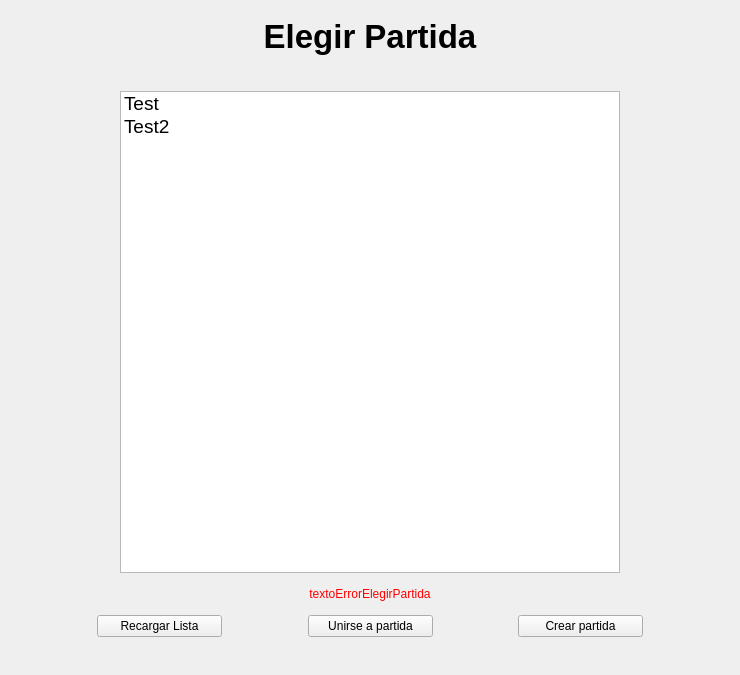
The window that src/lobby_client/mainwindow.ui (Hernandsv01/taller-grupal) describes before a commit, drawn with Qt 5.
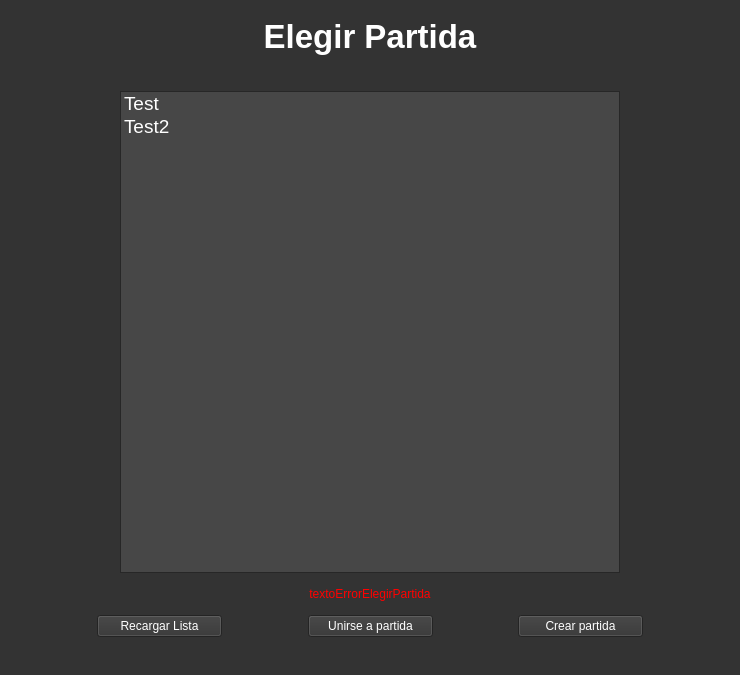
The same window after the commit.

```diff
--- a/src/lobby_client/mainwindow.ui
+++ b/src/lobby_client/mainwindow.ui
@@ -16,6 +16,448 @@
     <height>0</height>
    </size>
   </property>
+        <property name="palette">
+            <palette>
+                <active>
+                    <colorrole role="WindowText">
+                        <brush brushstyle="SolidPattern">
+                            <color alpha="255">
+                                <red>255</red>
+                                <green>255</green>
+                                <blue>255</blue>
+                            </color>
+                        </brush>
+                    </colorrole>
+                    <colorrole role="Button">
+                        <brush brushstyle="SolidPattern">
+                            <color alpha="255">
+                                <red>51</red>
+                                <green>51</green>
+                                <blue>51</blue>
+                            </color>
+                        </brush>
+                    </colorrole>
+                    <colorrole role="Light">
+                        <brush brushstyle="SolidPattern">
+                            <color alpha="255">
+                                <red>76</red>
+                                <green>76</green>
+                                <blue>76</blue>
+                            </color>
+                        </brush>
+                    </colorrole>
+                    <colorrole role="Midlight">
+                        <brush brushstyle="SolidPattern">
+                            <color alpha="255">
+                                <red>63</red>
+                                <green>63</green>
+                                <blue>63</blue>
+                            </color>
+                        </brush>
+                    </colorrole>
+                    <colorrole role="Dark">
+                        <brush brushstyle="SolidPattern">
+                            <color alpha="255">
+                                <red>25</red>
+                                <green>25</green>
+                                <blue>25</blue>
+                            </color>
+                        </brush>
+                    </colorrole>
+                    <colorrole role="Mid">
+                        <brush brushstyle="SolidPattern">
+                            <color alpha="255">
+                                <red>132</red>
+                                <green>132</green>
+                                <blue>132</blue>
+                            </color>
+                        </brush>
+                    </colorrole>
+                    <colorrole role="Text">
+                        <brush brushstyle="SolidPattern">
+                            <color alpha="255">
+                                <red>255</red>
+                                <green>255</green>
+                                <blue>255</blue>
+                            </color>
+                        </brush>
+                    </colorrole>
+                    <colorrole role="BrightText">
+                        <brush brushstyle="SolidPattern">
+                            <color alpha="255">
+                                <red>255</red>
+                                <green>255</green>
+                                <blue>255</blue>
+                            </color>
+                        </brush>
+                    </colorrole>
+                    <colorrole role="ButtonText">
+                        <brush brushstyle="SolidPattern">
+                            <color alpha="255">
+                                <red>255</red>
+                                <green>255</green>
+                                <blue>255</blue>
+                            </color>
+                        </brush>
+                    </colorrole>
+                    <colorrole role="Base">
+                        <brush brushstyle="SolidPattern">
+                            <color alpha="255">
+                                <red>71</red>
+                                <green>71</green>
+                                <blue>71</blue>
+                            </color>
+                        </brush>
+                    </colorrole>
+                    <colorrole role="Window">
+                        <brush brushstyle="SolidPattern">
+                            <color alpha="255">
+                                <red>51</red>
+                                <green>51</green>
+                                <blue>51</blue>
+                            </color>
+                        </brush>
+                    </colorrole>
+                    <colorrole role="Shadow">
+                        <brush brushstyle="SolidPattern">
+                            <color alpha="255">
+                                <red>0</red>
+                                <green>0</green>
+                                <blue>0</blue>
+                            </color>
+                        </brush>
+                    </colorrole>
+                    <colorrole role="AlternateBase">
+                        <brush brushstyle="SolidPattern">
+                            <color alpha="255">
+                                <red>99</red>
+                                <green>99</green>
+                                <blue>99</blue>
+                            </color>
+                        </brush>
+                    </colorrole>
+                    <colorrole role="ToolTipBase">
+                        <brush brushstyle="SolidPattern">
+                            <color alpha="255">
+                                <red>255</red>
+                                <green>255</green>
+                                <blue>220</blue>
+                            </color>
+                        </brush>
+                    </colorrole>
+                    <colorrole role="ToolTipText">
+                        <brush brushstyle="SolidPattern">
+                            <color alpha="255">
+                                <red>0</red>
+                                <green>0</green>
+                                <blue>0</blue>
+                            </color>
+                        </brush>
+                    </colorrole>
+                    <colorrole role="PlaceholderText">
+                        <brush brushstyle="SolidPattern">
+                            <color alpha="128">
+                                <red>255</red>
+                                <green>255</green>
+                                <blue>255</blue>
+                            </color>
+                        </brush>
+                    </colorrole>
+                </active>
+                <inactive>
+                    <colorrole role="WindowText">
+                        <brush brushstyle="SolidPattern">
+                            <color alpha="255">
+                                <red>255</red>
+                                <green>255</green>
+                                <blue>255</blue>
+                            </color>
+                        </brush>
+                    </colorrole>
+                    <colorrole role="Button">
+                        <brush brushstyle="SolidPattern">
+                            <color alpha="255">
+                                <red>51</red>
+                                <green>51</green>
+                                <blue>51</blue>
+                            </color>
+                        </brush>
+                    </colorrole>
+                    <colorrole role="Light">
+                        <brush brushstyle="SolidPattern">
+                            <color alpha="255">
+                                <red>76</red>
+                                <green>76</green>
+                                <blue>76</blue>
+                            </color>
+                        </brush>
+                    </colorrole>
+                    <colorrole role="Midlight">
+                        <brush brushstyle="SolidPattern">
+                            <color alpha="255">
+                                <red>63</red>
+                                <green>63</green>
+                                <blue>63</blue>
+                            </color>
+                        </brush>
+                    </colorrole>
+                    <colorrole role="Dark">
+                        <brush brushstyle="SolidPattern">
+                            <color alpha="255">
+                                <red>25</red>
+                                <green>25</green>
+                                <blue>25</blue>
+                            </color>
+                        </brush>
+                    </colorrole>
+                    <colorrole role="Mid">
+                        <brush brushstyle="SolidPattern">
+                            <color alpha="255">
+                                <red>34</red>
+                                <green>34</green>
+                                <blue>34</blue>
+                            </color>
+                        </brush>
+                    </colorrole>
+                    <colorrole role="Text">
+                        <brush brushstyle="SolidPattern">
+                            <color alpha="255">
+                                <red>255</red>
+                                <green>255</green>
+                                <blue>255</blue>
+                            </color>
+                        </brush>
+                    </colorrole>
+                    <colorrole role="BrightText">
+                        <brush brushstyle="SolidPattern">
+                            <color alpha="255">
+                                <red>255</red>
+                                <green>255</green>
+                                <blue>255</blue>
+                            </color>
+                        </brush>
+                    </colorrole>
+                    <colorrole role="ButtonText">
+                        <brush brushstyle="SolidPattern">
+                            <color alpha="255">
+                                <red>255</red>
+                                <green>255</green>
+                                <blue>255</blue>
+                            </color>
+                        </brush>
+                    </colorrole>
+                    <colorrole role="Base">
+                        <brush brushstyle="SolidPattern">
+                            <color alpha="255">
+                                <red>71</red>
+                                <green>71</green>
+                                <blue>71</blue>
+                            </color>
+                        </brush>
+                    </colorrole>
+                    <colorrole role="Window">
+                        <brush brushstyle="SolidPattern">
+                            <color alpha="255">
+                                <red>51</red>
+                                <green>51</green>
+                                <blue>51</blue>
+                            </color>
+                        </brush>
+                    </colorrole>
+                    <colorrole role="Shadow">
+                        <brush brushstyle="SolidPattern">
+                            <color alpha="255">
+                                <red>0</red>
+                                <green>0</green>
+                                <blue>0</blue>
+                            </color>
+                        </brush>
+                    </colorrole>
+                    <colorrole role="AlternateBase">
+                        <brush brushstyle="SolidPattern">
+                            <color alpha="255">
+                                <red>99</red>
+                                <green>99</green>
+                                <blue>99</blue>
+                            </color>
+                        </brush>
+                    </colorrole>
+                    <colorrole role="ToolTipBase">
+                        <brush brushstyle="SolidPattern">
+                            <color alpha="255">
+                                <red>255</red>
+                                <green>255</green>
+                                <blue>220</blue>
+                            </color>
+                        </brush>
+                    </colorrole>
+                    <colorrole role="ToolTipText">
+                        <brush brushstyle="SolidPattern">
+                            <color alpha="255">
+                                <red>0</red>
+                                <green>0</green>
+                                <blue>0</blue>
+                            </color>
+                        </brush>
+                    </colorrole>
+                    <colorrole role="PlaceholderText">
+                        <brush brushstyle="SolidPattern">
+                            <color alpha="128">
+                                <red>255</red>
+                                <green>255</green>
+                                <blue>255</blue>
+                            </color>
+                        </brush>
+                    </colorrole>
+                </inactive>
+                <disabled>
+                    <colorrole role="WindowText">
+                        <brush brushstyle="SolidPattern">
+                            <color alpha="255">
+                                <red>25</red>
+                                <green>25</green>
+                                <blue>25</blue>
+                            </color>
+                        </brush>
+                    </colorrole>
+                    <colorrole role="Button">
+                        <brush brushstyle="SolidPattern">
+                            <color alpha="255">
+                                <red>51</red>
+                                <green>51</green>
+                                <blue>51</blue>
+                            </color>
+                        </brush>
+                    </colorrole>
+                    <colorrole role="Light">
+                        <brush brushstyle="SolidPattern">
+                            <color alpha="255">
+                                <red>76</red>
+                                <green>76</green>
+                                <blue>76</blue>
+                            </color>
+                        </brush>
+                    </colorrole>
+                    <colorrole role="Midlight">
+                        <brush brushstyle="SolidPattern">
+                            <color alpha="255">
+                                <red>63</red>
+                                <green>63</green>
+                                <blue>63</blue>
+                            </color>
+                        </brush>
+                    </colorrole>
+                    <colorrole role="Dark">
+                        <brush brushstyle="SolidPattern">
+                            <color alpha="255">
+                                <red>25</red>
+                                <green>25</green>
+                                <blue>25</blue>
+                            </color>
+                        </brush>
+                    </colorrole>
+                    <colorrole role="Mid">
+                        <brush brushstyle="SolidPattern">
+                            <color alpha="255">
+                                <red>34</red>
+                                <green>34</green>
+                                <blue>34</blue>
+                            </color>
+                        </brush>
+                    </colorrole>
+                    <colorrole role="Text">
+                        <brush brushstyle="SolidPattern">
+                            <color alpha="255">
+                                <red>25</red>
+                                <green>25</green>
+                                <blue>25</blue>
+                            </color>
+                        </brush>
+                    </colorrole>
+                    <colorrole role="BrightText">
+                        <brush brushstyle="SolidPattern">
+                            <color alpha="255">
+                                <red>255</red>
+                                <green>255</green>
+                                <blue>255</blue>
+                            </color>
+                        </brush>
+                    </colorrole>
+                    <colorrole role="ButtonText">
+                        <brush brushstyle="SolidPattern">
+                            <color alpha="255">
+                                <red>25</red>
+                                <green>25</green>
+                                <blue>25</blue>
+                            </color>
+                        </brush>
+                    </colorrole>
+                    <colorrole role="Base">
+                        <brush brushstyle="SolidPattern">
+                            <color alpha="255">
+                                <red>51</red>
+                                <green>51</green>
+                                <blue>51</blue>
+                            </color>
+                        </brush>
+                    </colorrole>
+                    <colorrole role="Window">
+                        <brush brushstyle="SolidPattern">
+                            <color alpha="255">
+                                <red>51</red>
+                                <green>51</green>
+                                <blue>51</blue>
+                            </color>
+                        </brush>
+                    </colorrole>
+                    <colorrole role="Shadow">
+                        <brush brushstyle="SolidPattern">
+                            <color alpha="255">
+                                <red>0</red>
+                                <green>0</green>
+                                <blue>0</blue>
+                            </color>
+                        </brush>
+                    </colorrole>
+                    <colorrole role="AlternateBase">
+                        <brush brushstyle="SolidPattern">
+                            <color alpha="255">
+                                <red>99</red>
+                                <green>99</green>
+                                <blue>99</blue>
+                            </color>
+                        </brush>
+                    </colorrole>
+                    <colorrole role="ToolTipBase">
+                        <brush brushstyle="SolidPattern">
+                            <color alpha="255">
+                                <red>255</red>
+                                <green>255</green>
+                                <blue>220</blue>
+                            </color>
+                        </brush>
+                    </colorrole>
+                    <colorrole role="ToolTipText">
+                        <brush brushstyle="SolidPattern">
+                            <color alpha="255">
+                                <red>0</red>
+                                <green>0</green>
+                                <blue>0</blue>
+                            </color>
+                        </brush>
+                    </colorrole>
+                    <colorrole role="PlaceholderText">
+                        <brush brushstyle="SolidPattern">
+                            <color alpha="128">
+                                <red>255</red>
+                                <green>255</green>
+                                <blue>255</blue>
+                            </color>
+                        </brush>
+                    </colorrole>
+                </disabled>
+            </palette>
+        </property>
   <property name="windowTitle">
    <string>TP Taller de Programacion</string>
   </property>
```
Left out of the diff: 39 changed lines with no effect on the pictures. Lines whose indentation alone changed are shown as unchanged.
